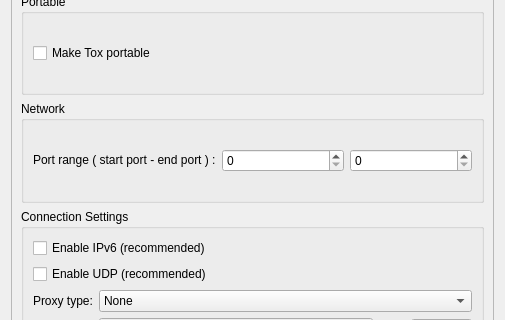
First picture: the form in src/widget/form/settings/advancedsettings.ui, repository qTox/qTox, before the edit; both pictures show x 0 to 505 and y 135 to 455 of the 505 by 565 pixel window.
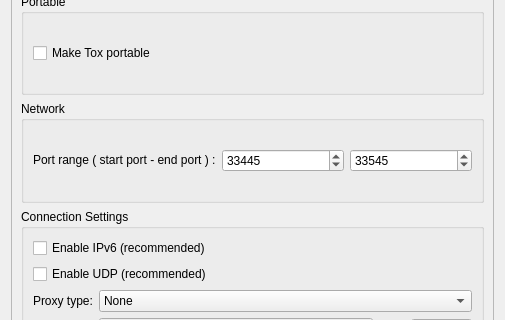
Second picture: the form after the edit. Custom widgets are drawn as their Qt base class.

Commit message:
feat(settings): if applied,this commit will add possibility to change the UDP port range
this commit fix a part of the issue #3334

Patch:
```diff
--- a/src/widget/form/settings/advancedsettings.ui
+++ b/src/widget/form/settings/advancedsettings.ui
@@ -79,16 +79,28 @@
           </item>
           <item>
            <widget class="QSpinBox" name="spinStartUDPPort">
+            <property name="minimum">
+             <number>1000</number>
+            </property>
             <property name="maximum">
              <number>65535</number>
             </property>
+            <property name="value">
+             <number>33445</number>
+            </property>
            </widget>
           </item>
           <item>
            <widget class="QSpinBox" name="spinEndUDPPort">
+            <property name="minimum">
+             <number>1000</number>
+            </property>
             <property name="maximum">
              <number>65535</number>
             </property>
+            <property name="value">
+             <number>33545</number>
+            </property>
            </widget>
           </item>
          </layout>
```
The commit also changes 1 other file.
